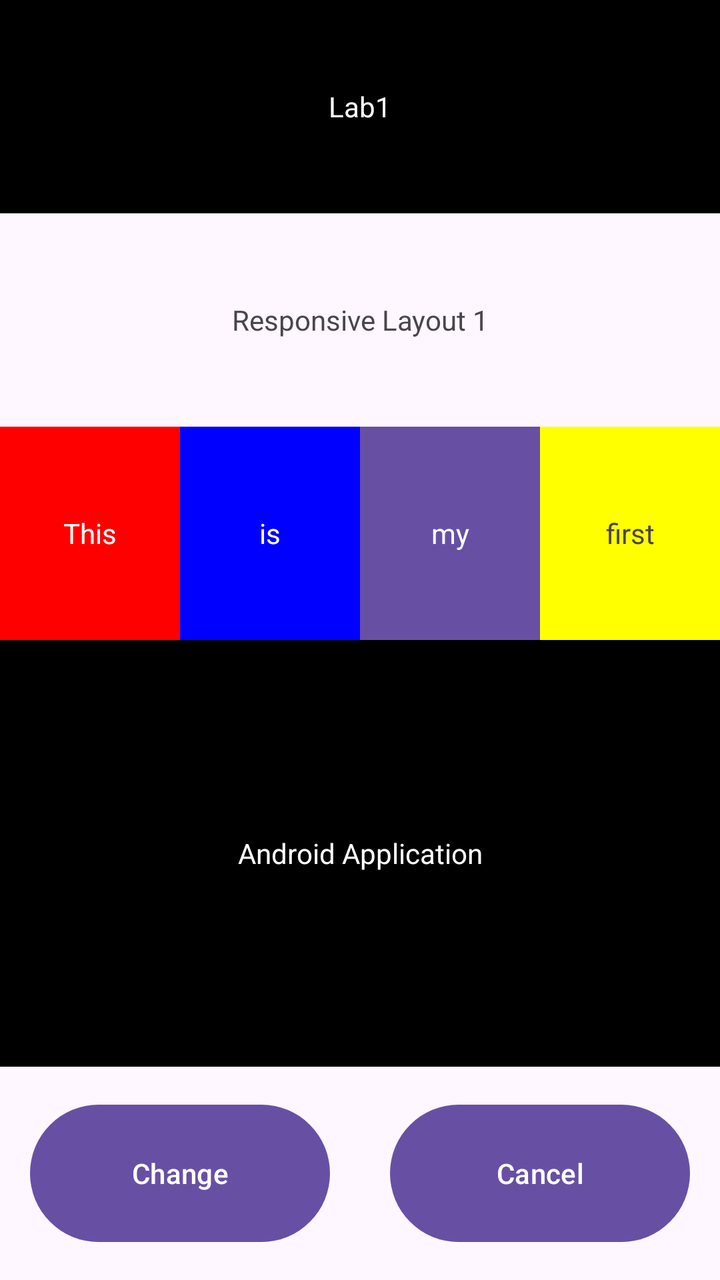
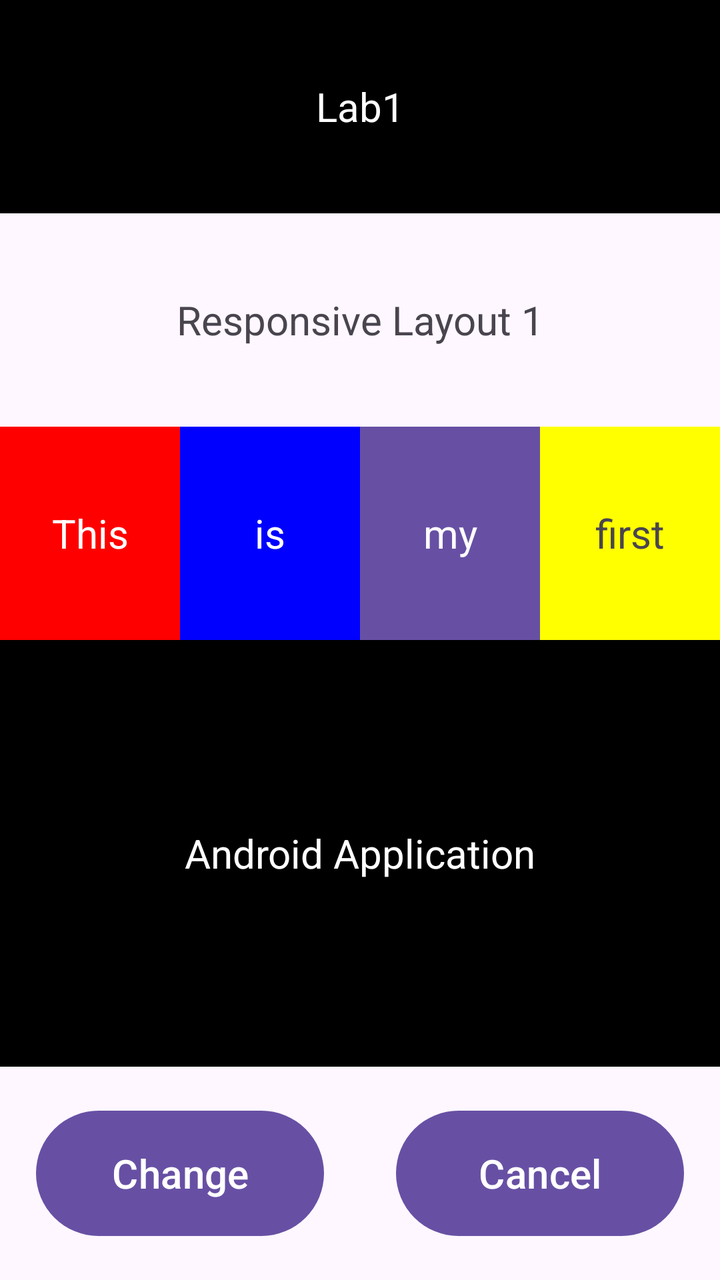

An Android layout rendered at two revisions. The XML below is the earlier revision; the diff shows what the commit changed to produce the second picture.
<!-- AndroidManifest.xml: application theme Theme.Part1_LinearLayout -->
<!-- res/layout/activity_main.xml -->
<?xml version="1.0" encoding="utf-8"?>
<LinearLayout xmlns:android="http://schemas.android.com/apk/res/android"
    xmlns:app="http://schemas.android.com/apk/res-auto"
    xmlns:tools="http://schemas.android.com/tools"
    android:id="@+id/main"
    android:layout_width="match_parent"
    android:layout_height="match_parent"
    android:orientation="vertical"
    tools:context=".MainActivity">

    <TextView
        android:layout_width="match_parent"
        android:layout_height="0dp"
        android:layout_weight="1"
        android:gravity="center"
        android:textColor="@color/white"
        android:background="@color/black"
        android:text="Lab1" />
    <TextView
        android:layout_width="match_parent"
        android:layout_height="0dp"
        android:layout_weight="1"
        android:gravity="center"
        android:text="Responsive Layout 1" />
    <LinearLayout
        android:layout_width="match_parent"
        android:layout_height="0dp"
        android:layout_weight="1"
        android:orientation="horizontal">
        <TextView
            android:layout_width="0dp"
            android:layout_height="match_parent"
            android:layout_weight="1"
            android:background="@color/red"
            android:textColor="@color/white"
            android:gravity="center"
            android:text="This" />
        <TextView
            android:layout_width="0dp"
            android:layout_height="match_parent"
            android:layout_weight="1"
            android:background="@color/blue"
            android:textColor="@color/white"
            android:gravity="center"
            android:text="is" />
        <TextView
            android:layout_width="0dp"
            android:layout_height="match_parent"
            android:layout_weight="1"
            android:background="@color/purple"
            android:textColor="@color/white"
            android:gravity="center"
            android:text="my" />
        <TextView
            android:layout_width="0dp"
            android:layout_height="match_parent"
            android:layout_weight="1"
            android:background="@color/yellow"
            android:gravity="center"
            android:text="first" />
    </LinearLayout>
    <TextView
        android:layout_width="match_parent"
        android:layout_height="0dp"
        android:layout_weight="2"
        android:textColor="@color/white"
        android:background="@color/black"
        android:gravity="center"
        android:text="Android Application" />
    <LinearLayout
        android:layout_width="match_parent"
        android:layout_height="0dp"
        android:layout_weight="1">
        <Button
            android:layout_width="0dp"
            android:layout_height="match_parent"
            android:layout_margin="15dp"
            android:layout_weight="1"
            android:text="Change">
        </Button>

        <Button
            android:layout_width="0dp"
            android:layout_height="match_parent"
            android:layout_margin="15dp"
            android:layout_weight="1"
            android:text="Cancel">
        </Button>
    </LinearLayout>

</LinearLayout>
<!-- resources referenced by this layout -->
<resources>
  <color name="black">#FF000000</color>
  <color name="blue">#0000FF</color>
  <color name="purple">#6750A4</color>
  <color name="red">#FF0000</color>
  <color name="white">#FFFFFFFF</color>
  <color name="yellow">#FFFF00</color>
  <style name="Theme.Part1_LinearLayout" parent="Base.Theme.Part1_LinearLayout" />
  <style name="Base.Theme.Part1_LinearLayout" parent="Theme.Material3.DayNight.NoActionBar">
          
          
      </style>
</resources>

<!-- the commit's change to res/layout/activity_main.xml (unified diff, before → after) -->
@@ -15,12 +15,14 @@
         android:gravity="center"
         android:textColor="@color/white"
         android:background="@color/black"
+        android:textSize="20sp"
         android:text="Lab1" />
     <TextView
         android:layout_width="match_parent"
         android:layout_height="0dp"
         android:layout_weight="1"
         android:gravity="center"
+        android:textSize="20sp"
         android:text="Responsive Layout 1" />
     <LinearLayout
         android:layout_width="match_parent"
@@ -33,6 +35,7 @@
             android:layout_weight="1"
             android:background="@color/red"
             android:textColor="@color/white"
+            android:textSize="20sp"
             android:gravity="center"
             android:text="This" />
         <TextView
@@ -41,6 +44,7 @@
             android:layout_weight="1"
             android:background="@color/blue"
             android:textColor="@color/white"
+            android:textSize="20sp"
             android:gravity="center"
             android:text="is" />
         <TextView
@@ -49,6 +53,7 @@
             android:layout_weight="1"
             android:background="@color/purple"
             android:textColor="@color/white"
+            android:textSize="20sp"
             android:gravity="center"
             android:text="my" />
         <TextView
@@ -56,6 +61,7 @@
             android:layout_height="match_parent"
             android:layout_weight="1"
             android:background="@color/yellow"
+            android:textSize="20sp"
             android:gravity="center"
             android:text="first" />
     </LinearLayout>
@@ -65,6 +71,7 @@
         android:layout_weight="2"
         android:textColor="@color/white"
         android:background="@color/black"
+        android:textSize="20sp"
         android:gravity="center"
         android:text="Android Application" />
     <LinearLayout
@@ -74,7 +81,8 @@
         <Button
             android:layout_width="0dp"
             android:layout_height="match_parent"
-            android:layout_margin="15dp"
+            android:layout_margin="18dp"
+            android:textSize="20sp"
             android:layout_weight="1"
             android:text="Change">
         </Button>
@@ -82,7 +90,8 @@
         <Button
             android:layout_width="0dp"
             android:layout_height="match_parent"
-            android:layout_margin="15dp"
+            android:layout_margin="18dp"
+            android:textSize="20sp"
             android:layout_weight="1"
             android:text="Cancel">
         </Button>
